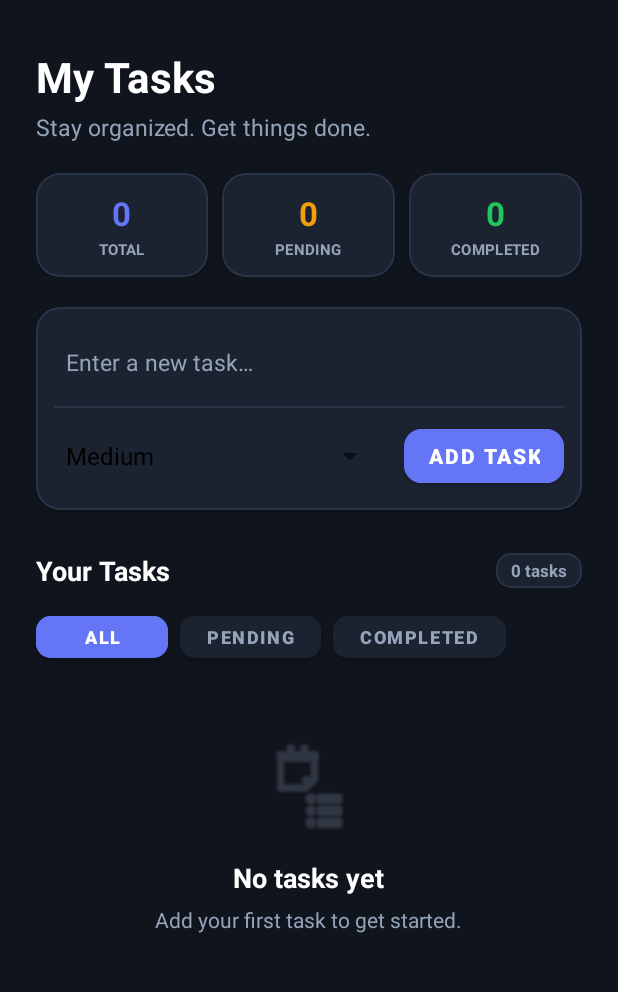
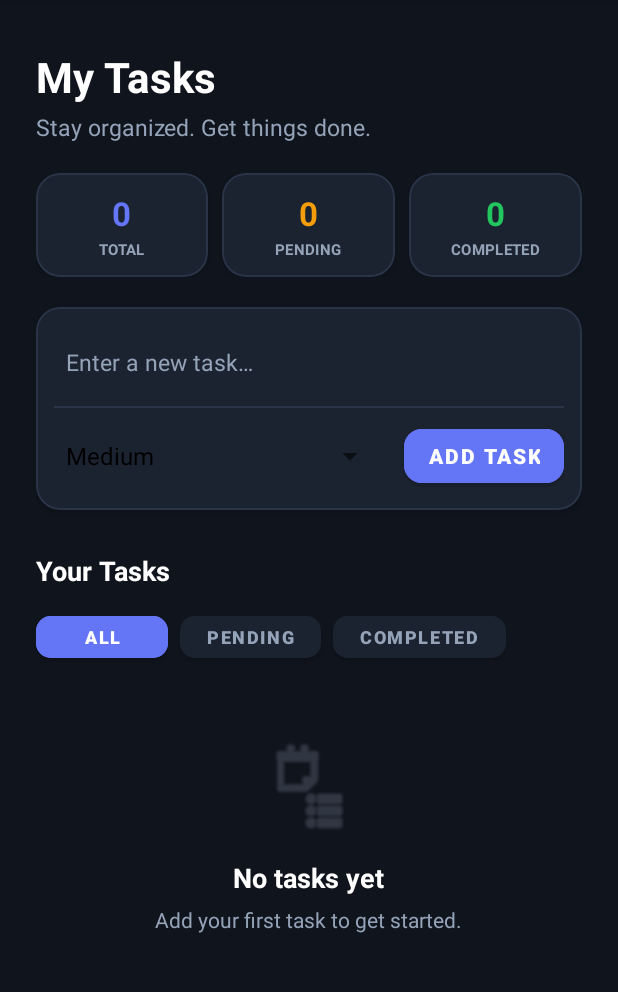
Before and after one commit to zaid-code-max/employee-task-manager, an Android app: the TaskDetailsActivity screen opened directly, with no data from a screen before it, on a phone screen of 412 x 824 dp, the part 84-1076 px from its top. Run offline under Robolectric (Android 15) with nearby library versions, the phone set to English and light mode, and no system bars; our stand-ins replace Room's generated code.

Commit message:
Day 4: Remove redundant 0 tasks badge next to Your Tasks header

```diff
--- a/app/src/main/res/layout/activity_task_details.xml
+++ b/app/src/main/res/layout/activity_task_details.xml
@@ -258,52 +258,18 @@
 
         </com.google.android.material.card.MaterialCardView>
 
-        <!-- Section Title & Counter Header -->
-        <LinearLayout
-            android:id="@+id/layoutSectionHeader"
-            android:layout_width="0dp"
+        <!-- Section Title -->
+        <TextView
+            android:id="@+id/textViewSectionYourTasks"
+            android:layout_width="wrap_content"
             android:layout_height="wrap_content"
             android:layout_marginTop="28dp"
-            android:gravity="center_vertical"
-            android:orientation="horizontal"
-            app:layout_constraintEnd_toEndOf="parent"
+            android:text="@string/section_your_tasks"
+            android:textColor="@color/text_white"
+            android:textSize="18sp"
+            android:textStyle="bold"
             app:layout_constraintStart_toStartOf="parent"
-            app:layout_constraintTop_toBottomOf="@id/cardComposer">
-
-            <TextView
-                android:layout_width="0dp"
-                android:layout_height="wrap_content"
-                android:layout_weight="1"
-                android:text="@string/section_your_tasks"
-                android:textColor="@color/text_white"
-                android:textSize="18sp"
-                android:textStyle="bold" />
-
-            <com.google.android.material.card.MaterialCardView
-                android:layout_width="wrap_content"
-                android:layout_height="wrap_content"
-                app:cardBackgroundColor="@color/card_dark"
-                app:cardCornerRadius="10dp"
-                app:cardElevation="0dp"
-                app:strokeColor="@color/card_stroke"
-                app:strokeWidth="1dp">
-
-                <TextView
-                    android:id="@+id/textViewTaskCountBadge"
-                    android:layout_width="wrap_content"
-                    android:layout_height="wrap_content"
-                    android:paddingStart="10dp"
-                    android:paddingTop="4dp"
-                    android:paddingEnd="10dp"
-                    android:paddingBottom="4dp"
-                    android:text="0 tasks"
-                    android:textColor="@color/text_muted"
-                    android:textSize="11sp"
-                    android:textStyle="bold" />
-
-            </com.google.android.material.card.MaterialCardView>
-
-        </LinearLayout>
+            app:layout_constraintTop_toBottomOf="@id/cardComposer" />
 
         <!-- Horizontal Scrollable Filter Tabs (All, Pending, Completed) -->
         <HorizontalScrollView
@@ -313,7 +279,7 @@
             android:layout_marginTop="12dp"
             android:scrollbars="none"
             app:layout_constraintStart_toStartOf="parent"
-            app:layout_constraintTop_toBottomOf="@+id/layoutSectionHeader">
+            app:layout_constraintTop_toBottomOf="@+id/textViewSectionYourTasks">
 
             <LinearLayout
                 android:layout_width="wrap_content"
```
